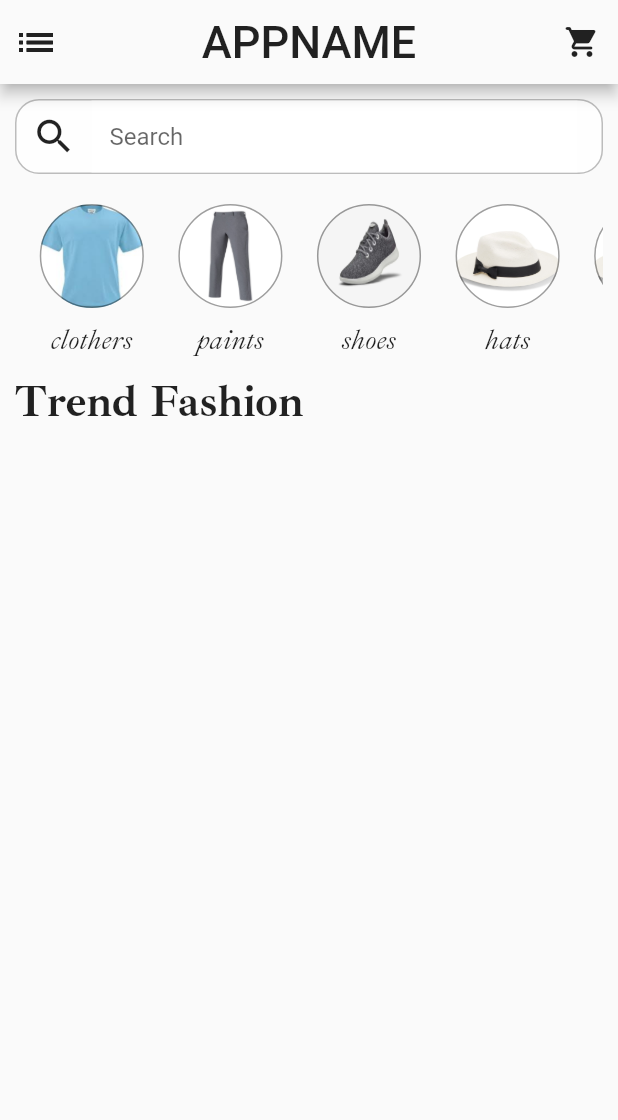
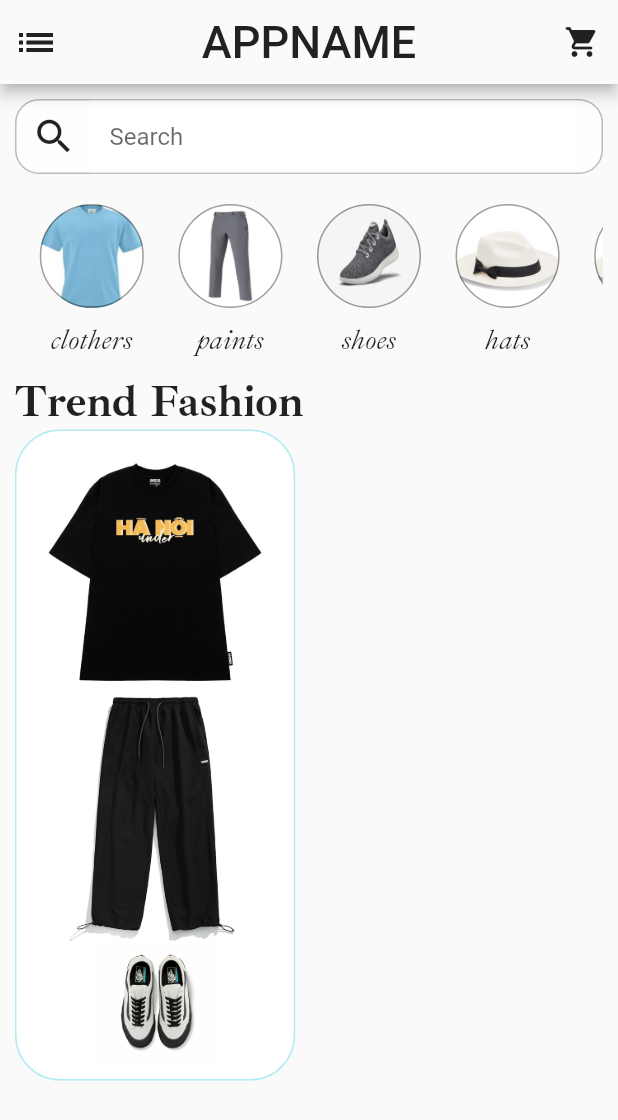
Before and after one commit to LeMinh22621/SmartFashion, a Flutter app: the screen it shows after launch, on a phone screen of 412 x 824 dp. Shown: the top 1120 px of the screen. Run offline on Flutter 3.47's test engine with Material 2 defaults, Android fonts, the phone set to English and light mode, and no system bars.

Commit message:
create a basic_a_set

```diff
--- a/lib/view/screen/home_page.dart
+++ b/lib/view/screen/home_page.dart
@@ -1,4 +1,5 @@
 import 'package:flutter/material.dart';
+import 'package:smart_fashion/view/widget/a_set.dart';
 import 'package:smart_fashion/view/widget/my_tab_bar.dart';
 import 'package:smart_fashion/view/widget/search_bar.dart';
 
@@ -70,6 +71,7 @@
                       textAlign: TextAlign.start,
                     ),
                   ),
+                  ASet(),
                 ],
               ),
             ),
--- /dev/null
+++ b/lib/view/widget/a_set.dart
@@ -0,0 +1,89 @@
+import 'package:flutter/material.dart';
+
+class ASet extends StatefulWidget {
+  const ASet({Key? key}) : super(key: key);
+
+  @override
+  State<StatefulWidget> createState() => _ASetState();
+}
+
+class _ASetState extends State<ASet> {
+  @override
+  Widget build(BuildContext context) {
+    Size _size = MediaQuery.of(context).size;
+    String _shirt = "assets/images/shirt/TShirt1.jpg";
+    String _paints = "assets/images/paints/paints1.jpg";
+    String _shoe = "assets/images/shoe/shoe1.jpg";
+    Color _color = Colors.white;
+
+    return Container(
+      padding: const EdgeInsets.all(10),
+      decoration: BoxDecoration(
+        shape: BoxShape.rectangle,
+        borderRadius: const BorderRadius.all(Radius.circular(30)),
+        border: Border.all(
+          color: Colors.cyan.shade100,
+        ),
+        color: _color,
+      ),
+      child: Column(
+        children: [
+          AItem(
+            size: Size(
+              _size.width / 2.5,
+              _size.width / 2.5,
+            ),
+            imageStr: _shirt,
+            color: _color,
+          ),
+          AItem(
+            size: Size(
+              _size.width / 2.5,
+              _size.width / 2.5,
+            ),
+            imageStr: _paints,
+            color: _color,
+          ),
+          AItem(
+            size: Size(
+              _size.width / 5,
+              _size.width / 5,
+            ),
+            imageStr: _shoe,
+            color: _color,
+          ),
+        ],
+      ),
+    );
+  }
+}
+
+class AItem extends StatelessWidget {
+  AItem(
+      {required Size size,
+      required String imageStr,
+      required Color color,
+      Key? key})
+      : super(key: key) {
+    _size = size;
+    _imageStr = imageStr;
+    _color = color;
+  }
+  late Size _size;
+  late String _imageStr;
+  late Color _color;
+  @override
+  Widget build(BuildContext context) {
+    return Container(
+      height: _size.width,
+      width: _size.height,
+      decoration: BoxDecoration(
+        color: _color,
+        image: DecorationImage(
+          image: AssetImage(_imageStr),
+          fit: BoxFit.fill,
+        ),
+      ),
+    );
+  }
+}
--- a/lib/view/widget/my_tab_bar.dart
+++ b/lib/view/widget/my_tab_bar.dart
@@ -1,4 +1,5 @@
 import 'package:flutter/material.dart';
+import 'package:smart_fashion/view/widget/top_product_list.dart';
 
 class MyTabBar extends StatefulWidget {
   const MyTabBar({Key? key}) : super(key: key);
@@ -102,6 +103,7 @@
               fontStyle: FontStyle.italic,
             ),
           ),
+          TopProductList(),
         ],
       ),
     );
--- /dev/null
+++ b/lib/view/widget/product_item.dart
@@ -0,0 +1,15 @@
+import 'package:flutter/material.dart';
+
+class ProductItem extends StatefulWidget {
+  const ProductItem({Key? key}) : super(key: key);
+
+  @override
+  State<StatefulWidget> createState() => _ProductItemState();
+}
+
+class _ProductItemState extends State<ProductItem> {
+  @override
+  Widget build(BuildContext context) {
+    return Row();
+  }
+}
--- a/lib/view/widget/top_product_list.dart
+++ b/lib/view/widget/top_product_list.dart
@@ -1,4 +1,5 @@
 import 'package:flutter/material.dart';
+import 'package:smart_fashion/view/widget/product_item.dart';
 
 class TopProductList extends StatefulWidget {
   const TopProductList({Key? key}) : super(key: key);
@@ -10,26 +11,6 @@
 class _TopProductListState extends State<TopProductList> {
   @override
   Widget build(BuildContext context) {
-    return ListView();
+    return Container();
   }
 }
-
-class ProductItem extends StatefulWidget {
-  const ProductItem({Key? key}) : super(key: key);
-
-  @override
-  State<StatefulWidget> createState() => _ProductItemState();
-}
-
-class _ProductItemState extends State<ProductItem> {
-  @override
-  Widget build(BuildContext context) {
-    return Column(
-      children: [
-        Container(
-          child: Image.network(""),
-        )
-      ],
-    );
-  }
-}
--- a/pubspec.yaml
+++ b/pubspec.yaml
@@ -66,6 +66,9 @@
   # To add assets to your application, add an assets section, like this:
   assets:
     - assets/images/
+    - assets/images/shirt/
+    - assets/images/paints/
+    - assets/images/shoe/
 
   # An image asset can refer to one or more resolution-specific "variants", see
   # https://flutter.dev/assets-and-images/#resolution-aware
```
Also changed, not shown: assets/images/paints/paints1.jpg (added), assets/images/shirt/TShirt1.jpg (added), assets/images/shoe/shoe1.jpg (added).
